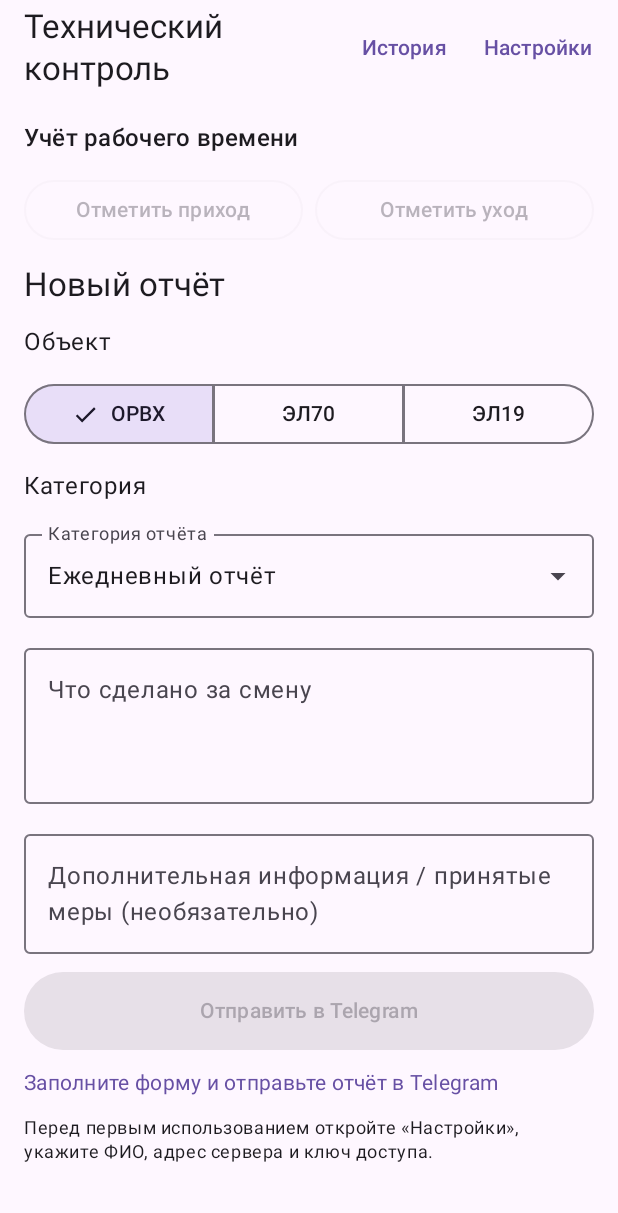
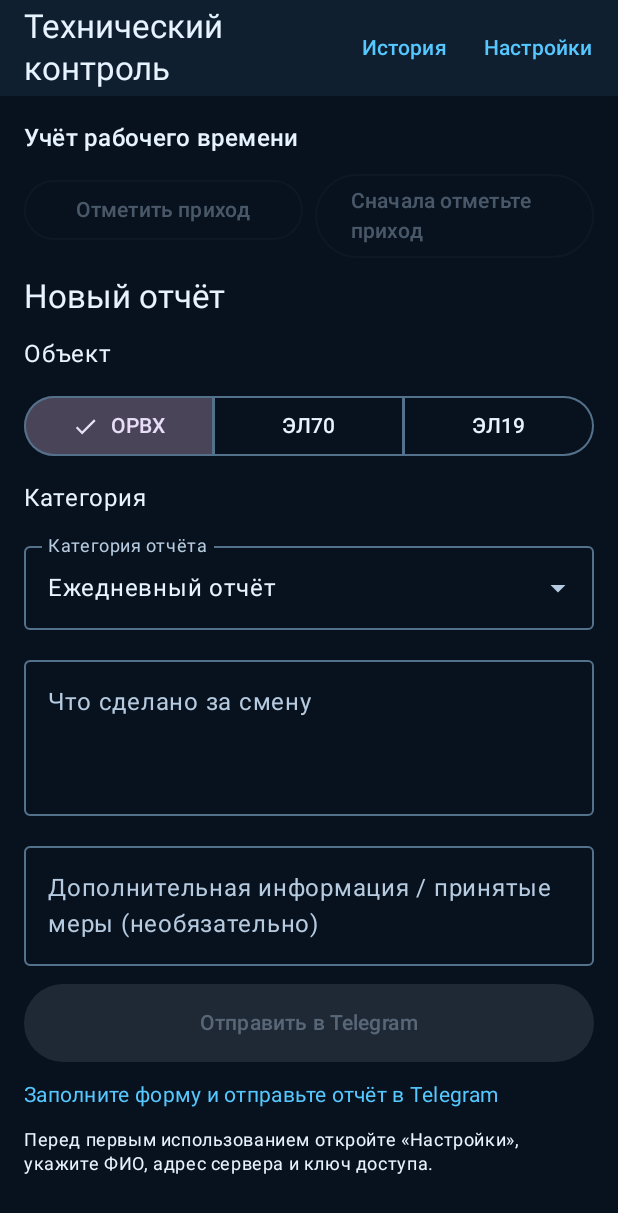
Before and after one commit to eyuvko-glitch/RayCenter, an Android app built with Jetpack Compose: the screen it shows after launch (MainActivity), on a phone screen of 412 x 824 dp. Shown: the top 1213 px of the screen. Run offline under Robolectric (Android 15) with nearby library versions, the phone set to English and light mode, and no system bars.

Commit message:
Add shift attendance cycle, combined end-of-day departure, and dark blue theme

```diff
--- a/tech-control/android/app/src/main/java/ru/techcontrol/app/MainActivity.kt
+++ b/tech-control/android/app/src/main/java/ru/techcontrol/app/MainActivity.kt
@@ -24,6 +24,7 @@ import androidx.compose.runtime.*
 import androidx.compose.ui.Modifier
 import androidx.compose.ui.platform.LocalContext
 import androidx.compose.ui.unit.dp
+import androidx.compose.ui.graphics.Color
 import androidx.compose.ui.text.input.PasswordVisualTransformation
 import kotlinx.coroutines.Dispatchers
 import kotlinx.coroutines.launch
@@ -40,6 +41,15 @@ import java.util.Calendar
 import java.util.Locale
 import java.util.UUID
 import java.util.concurrent.TimeUnit
+
+private val AppDarkColors = darkColorScheme(
+    primary = Color(0xFF55C8FF), onPrimary = Color(0xFF002B40),
+    secondary = Color(0xFF4B9DFF), onSecondary = Color(0xFF001D36),
+    background = Color(0xFF08121F), onBackground = Color(0xFFE7F3FF),
+    surface = Color(0xFF101F30), onSurface = Color(0xFFE7F3FF),
+    surfaceVariant = Color(0xFF1B3046), onSurfaceVariant = Color(0xFFB6CBE0),
+    outline = Color(0xFF54718B), error = Color(0xFFFF7777)
+)
 
 private val objectsList = listOf("ОРВХ", "ЭЛ70", "ЭЛ19")
 private val categories = listOf(
@@ -80,7 +90,7 @@ class MainActivity : ComponentActivity() {
     override fun onCreate(savedInstanceState: Bundle?) {
         super.onCreate(savedInstanceState)
         ReminderNotifications.createChannel(this)
-        setContent { MaterialTheme { TechControlApp() } }
+        setContent { MaterialTheme(colorScheme = AppDarkColors) { TechControlApp() } }
     }
 }
 
@@ -101,6 +111,8 @@ private fun TechControlApp() {
     var showHistory by remember { mutableStateOf(false) }
     var arrivalTime by remember { mutableStateOf("") }
     var departureTime by remember { mutableStateOf("") }
+    var shiftActive by remember { mutableStateOf(prefs.getBoolean("shift_active", false)) }
+    var reportAndLeave by remember { mutableStateOf(false) }
     var historyRefresh by remember { mutableIntStateOf(0) }
     var busy by remember { mutableStateOf(false) }
     var pendingRequestId by remember { mutableStateOf<String?>(null) }
@@ -113,6 +125,12 @@ private fun TechControlApp() {
         val dayData = try { JSONObject(prefs.getString(attendanceKey(currentDayKey()), "{}") ?: "{}") } catch (_: Exception) { JSONObject() }
         arrivalTime = dayData.optString("arrival", "")
         departureTime = dayData.optString("departure", "")
+        if (!prefs.contains("shift_active")) {
+            shiftActive = arrivalTime.isNotBlank() && departureTime.isBlank()
+            prefs.edit().putBoolean("shift_active", shiftActive).apply()
+        } else {
+            shiftActive = prefs.getBoolean("shift_active", false)
+        }
         prefs.edit().remove("token").remove("chat_id").apply()
         if (Build.VERSION.SDK_INT >= 33 && context.checkSelfPermission(Manifest.permission.POST_NOTIFICATIONS) != PackageManager.PERMISSION_GRANTED) {
             notificationPermission.launch(Manifest.permission.POST_NOTIFICATIONS)
@@ -199,7 +217,7 @@ private fun TechControlApp() {
                 Text("Учёт рабочего времени", style = MaterialTheme.typography.titleMedium)
                 Row(Modifier.fillMaxWidth(), horizontalArrangement = Arrangement.spacedBy(8.dp)) {
                     OutlinedButton(
-                        enabled = !busy && employee.isNotBlank() && relayUrl.startsWith("https://") && appKey.isNotBlank(),
+                        enabled = !busy && !shiftActive && employee.isNotBlank() && relayUrl.startsWith("https://") && appKey.isNotBlank(),
                         onClick = {
                             busy = true
                             status = "Отправка отметки прихода…"
@@ -211,18 +229,20 @@ private fun TechControlApp() {
                                             UUID.randomUUID().toString(), employee.trim(), selectedObject, "arrival", time
                                         )
                                         recordAttendance(context, "arrival")
+                                        prefs.edit().putBoolean("shift_active", true).apply()
                                         "Приход в $time отправлен в Telegram."
                                     } catch (e: Exception) { "Ошибка отправки отметки: ${e.message ?: "неизвестная ошибка"}" }
                                 }
                                 arrivalTime = try { JSONObject(prefs.getString(attendanceKey(currentDayKey()), "{}") ?: "{}").optString("arrival", "") } catch (_: Exception) { "" }
+                                if (result.startsWith("Приход в ")) shiftActive = true
                                 historyRefresh++
                                 status = result
                                 busy = false
                             }
                         }, modifier = Modifier.weight(1f)
-                    ) { Text(if (arrivalTime.isBlank()) "Отметить приход" else "Приход: " + arrivalTime) }
+                    ) { Text(if (shiftActive) "Приход отмечен" else "Отметить приход") }
                     OutlinedButton(
-                        enabled = !busy && employee.isNotBlank() && relayUrl.startsWith("https://") && appKey.isNotBlank(),
+                        enabled = !busy && shiftActive && employee.isNotBlank() && relayUrl.startsWith("https://") && appKey.isNotBlank(),
                         onClick = {
                             busy = true
                             status = "Отправка отметки ухода…"
@@ -234,16 +254,22 @@ private fun TechControlApp() {
                                             UUID.randomUUID().toString(), employee.trim(), selectedObject, "departure", time
                                         )
                                         recordAttendance(context, "departure")
+                                        prefs.edit().putBoolean("shift_active", false).apply()
                                         "Уход в $time отправлен в Telegram."
                                     } catch (e: Exception) { "Ошибка отправки отметки: ${e.message ?: "неизвестная ошибка"}" }
                                 }
                                 departureTime = try { JSONObject(prefs.getString(attendanceKey(currentDayKey()), "{}") ?: "{}").optString("departure", "") } catch (_: Exception) { "" }
+                                if (result.startsWith("Уход в ")) {
+                                    shiftActive = false
+                                    arrivalTime = ""
+                                    departureTime = ""
+                                }
                                 historyRefresh++
                                 status = result
                                 busy = false
                             }
                         }, modifier = Modifier.weight(1f)
-                    ) { Text(if (departureTime.isBlank()) "Отметить уход" else "Уход: " + departureTime) }
+                    ) { Text(if (shiftActive) "Отметить уход" else "Сначала отметьте приход") }
                 }
                 Text("Новый отчёт", style = MaterialTheme.typography.titleLarge)
                 Text("Объект")
@@ -277,6 +303,12 @@ private fun TechControlApp() {
                     }
                 }
             }
+            if (category == "Ежедневный отчёт" && shiftActive) {
+                Row(Modifier.fillMaxWidth(), verticalAlignment = androidx.compose.ui.Alignment.CenterVertically) {
+                    Checkbox(checked = reportAndLeave, onCheckedChange = { reportAndLeave = it })
+                    Text("После отправки отчёта отметить уход и завершить смену")
+                }
+            }
             Button(
                 enabled = !busy && employee.isNotBlank() && relayUrl.startsWith("https://") && appKey.isNotBlank() && details.isNotBlank(),
                 onClick = {
@@ -285,24 +317,46 @@ private fun TechControlApp() {
                     status = "Отправка в Telegram…"
                     val requestId = pendingRequestId ?: UUID.randomUUID().toString().also { pendingRequestId = it }
                     scope.launch {
+                        var reportWasSent = false
+                        val closeShiftAfterReport = reportAndLeave && shiftActive && category == "Ежедневный отчёт"
                         val result = withContext(Dispatchers.IO) {
                             try {
-                                val reportText = TelegramRelayApi(context, relayUrl.trim(), appKey.trim()).sendReport(requestId, employee.trim(), selectedObject, category, details.trim(), actionTaken.trim(), priority)
+                                val api = TelegramRelayApi(context, relayUrl.trim(), appKey.trim())
+                                val reportText = api.sendReport(requestId, employee.trim(), selectedObject, category, details.trim(), actionTaken.trim(), priority)
                                 saveReportToHistory(context, employee.trim(), selectedObject, category, reportText)
-                                "Отправлено в Telegram и сохранено в истории."
+                                reportWasSent = true
+                                if (closeShiftAfterReport) {
+                                    try {
+                                        val time = SimpleDateFormat("HH:mm", Locale.getDefault()).format(Date())
+                                        api.sendAttendance(UUID.randomUUID().toString(), employee.trim(), selectedObject, "departure", time)
+                                        recordAttendance(context, "departure")
+                                        prefs.edit().putBoolean("shift_active", false).apply()
+                                        "Отчёт отправлен. Уход в $time также отмечен, смена завершена."
+                                    } catch (e: Exception) {
+                                        "Отчёт отправлен и сохранён, но отметка ухода не прошла: ${e.message ?: "ошибка"}"
+                                    }
+                                } else {
+                                    "Отправлено в Telegram и сохранено в истории."
+                                }
                             } catch (e: Exception) { "Ошибка отправки: ${e.message ?: "неизвестная ошибка"}" }
                         }
                         status = result
                         busy = false
-                        if (result.startsWith("Отправлено")) {
+                        if (reportWasSent) {
                             pendingRequestId = null
                             historyRefresh++
                             details = ""; actionTaken = ""; priority = "Обычный"
+                            reportAndLeave = false
+                            if (closeShiftAfterReport && result.startsWith("Отчёт отправлен. Уход")) {
+                                shiftActive = false
+                                arrivalTime = ""
+                                departureTime = ""
+                            }
                         }
                     }
                 }, modifier = Modifier.fillMaxWidth().height(52.dp)
             ) { if (busy) CircularProgressIndicator(Modifier.size(20.dp), strokeWidth = 2.dp) else Text("Отправить в Telegram") }
-            Text(status, style = MaterialTheme.typography.bodyMedium, color = if (status.startsWith("Ошибка")) MaterialTheme.colorScheme.error else MaterialTheme.colorScheme.primary)
+            Text(status, style = MaterialTheme.typography.bodyMedium, color = if (status.startsWith("Ошибка") || status.contains("но отметка ухода не прошла")) MaterialTheme.colorScheme.error else MaterialTheme.colorScheme.primary)
             Text("Перед первым использованием откройте «Настройки», укажите ФИО, адрес сервера и ключ доступа.", style = MaterialTheme.typography.bodySmall)
             }
         }
```
